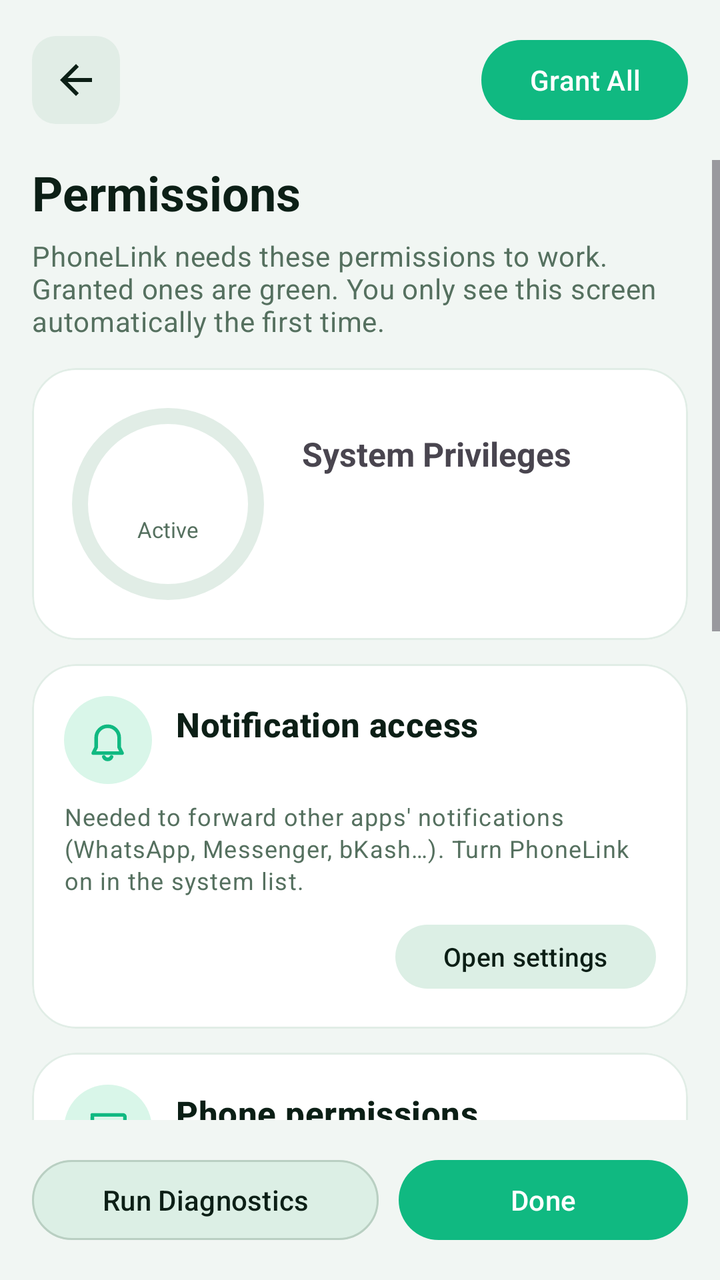
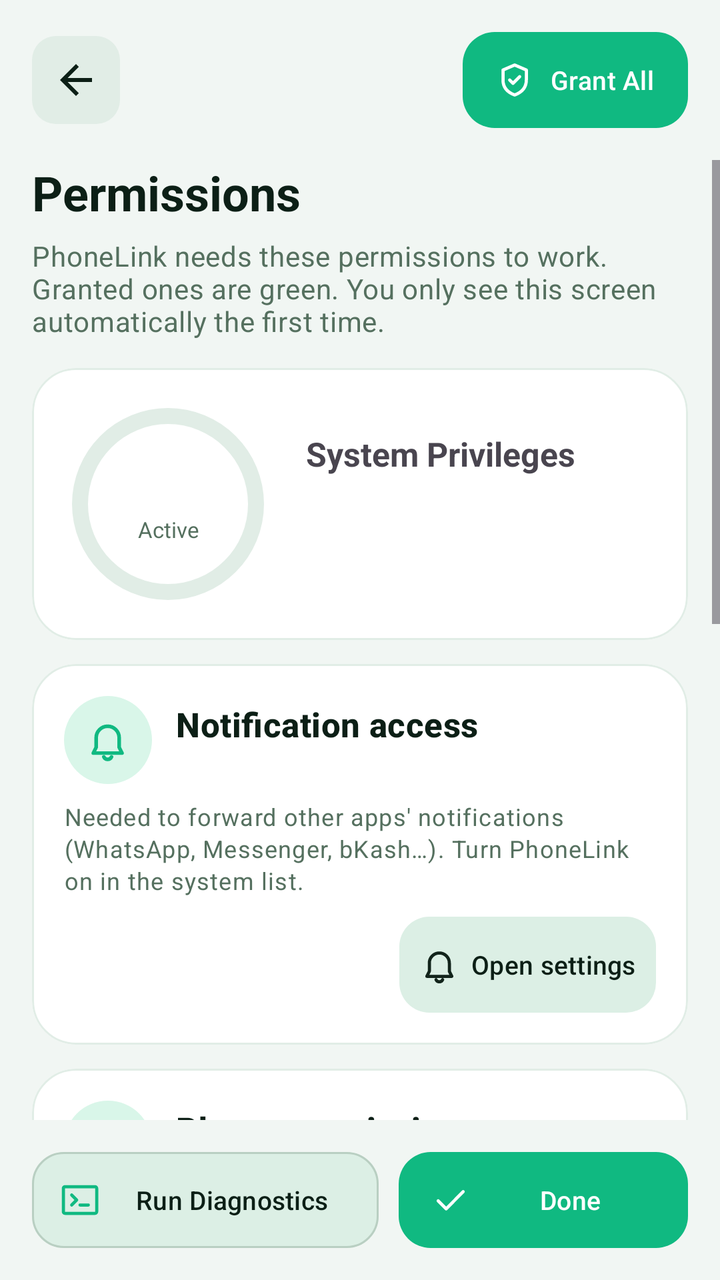

An Android layout rendered at two revisions. The XML below is the earlier revision; the diff shows what the commit changed to produce the second picture.
<!-- AndroidManifest.xml: application theme Theme.PhoneLink -->
<!-- res/layout/activity_permissions.xml -->
<?xml version="1.0" encoding="utf-8"?>
<LinearLayout xmlns:android="http://schemas.android.com/apk/res/android"
    xmlns:app="http://schemas.android.com/apk/res-auto"
    android:layout_width="match_parent"
    android:layout_height="match_parent"
    android:orientation="vertical">

    <LinearLayout
        android:layout_width="match_parent"
        android:layout_height="wrap_content"
        android:gravity="center_vertical"
        android:orientation="horizontal"
        android:padding="16dp">

        <ImageButton
            android:id="@+id/btnPermBack"
            android:layout_width="44dp"
            android:layout_height="44dp"
            android:background="@drawable/bg_back_chip"
            android:contentDescription="@string/btn_back"
            android:padding="10dp"
            android:src="@drawable/ic_arrow_back"
            android:tint="?attr/colorOnSurface" />

        <View
            android:layout_width="0dp"
            android:layout_height="1dp"
            android:layout_weight="1" />

        <com.google.android.material.button.MaterialButton
            android:id="@+id/btnPermissions"
            style="@style/PL.BtnPill"
            android:layout_width="wrap_content"
            android:layout_height="wrap_content"
            android:text="@string/btn_grant_all" />
    </LinearLayout>

    <ScrollView
        android:layout_width="match_parent"
        android:layout_height="0dp"
        android:layout_weight="1">

        <LinearLayout
            android:layout_width="match_parent"
            android:layout_height="wrap_content"
            android:orientation="vertical"
            android:paddingStart="16dp"
            android:paddingEnd="16dp"
            android:paddingBottom="16dp">

            <TextView
                style="@style/PL.H1"
                android:text="@string/perm_title"
                android:textSize="24sp" />

            <TextView
                android:layout_width="match_parent"
                android:layout_height="wrap_content"
                android:layout_marginTop="6dp"
                android:layout_marginBottom="14dp"
                android:text="@string/perm_intro"
                android:textAppearance="@style/TextAppearance.Material3.BodyMedium"
                android:textColor="?attr/colorOnSurfaceVariant" />

            
            <com.google.android.material.card.MaterialCardView
                android:layout_width="match_parent"
                android:layout_height="wrap_content"
                android:layout_marginBottom="12dp">

                <LinearLayout
                    android:layout_width="match_parent"
                    android:layout_height="wrap_content"
                    android:gravity="center_vertical"
                    android:orientation="horizontal"
                    android:padding="16dp">

                    <FrameLayout
                        android:layout_width="104dp"
                        android:layout_height="104dp">

                        <ProgressBar
                            android:id="@+id/pbPermGauge"
                            style="?android:attr/progressBarStyleHorizontal"
                            android:layout_width="104dp"
                            android:layout_height="104dp"
                            android:max="100"
                            android:progressDrawable="@drawable/bg_gauge_ring" />

                        <LinearLayout
                            android:layout_width="match_parent"
                            android:layout_height="match_parent"
                            android:gravity="center"
                            android:orientation="vertical">

                            <TextView
                                android:id="@+id/tvPermGauge"
                                android:layout_width="wrap_content"
                                android:layout_height="wrap_content"
                                android:textSize="19sp"
                                android:textStyle="bold" />

                            <TextView
                                android:id="@+id/tvPermGaugeActive"
                                android:layout_width="wrap_content"
                                android:layout_height="wrap_content"
                                android:text="@string/perm_gauge_active"
                                android:textColor="?attr/colorOnSurfaceVariant"
                                android:textSize="11sp" />
                        </LinearLayout>
                    </FrameLayout>

                    <LinearLayout
                        android:layout_width="0dp"
                        android:layout_height="wrap_content"
                        android:layout_marginStart="15dp"
                        android:layout_weight="1"
                        android:orientation="vertical">

                        <TextView
                            android:layout_width="match_parent"
                            android:layout_height="wrap_content"
                            android:text="@string/perm_privileges"
                            android:textSize="16.5sp"
                            android:textStyle="bold" />

                        <TextView
                            android:id="@+id/tvPermGaugeSub"
                            style="@style/PL.BodySmall"
                            android:layout_marginTop="4dp" />

                        <TextView
                            android:id="@+id/tvPermGaugeMark"
                            android:layout_width="wrap_content"
                            android:layout_height="wrap_content"
                            android:layout_marginTop="8dp"
                            android:textSize="16sp"
                            android:textStyle="bold" />
                    </LinearLayout>
                </LinearLayout>
            </com.google.android.material.card.MaterialCardView>

            
            <com.google.android.material.card.MaterialCardView
                android:layout_width="match_parent"
                android:layout_height="wrap_content"
                android:layout_marginBottom="12dp">

                <LinearLayout
                    android:layout_width="match_parent"
                    android:layout_height="wrap_content"
                    android:orientation="vertical"
                    android:padding="16dp">

                    <LinearLayout
                        android:layout_width="match_parent"
                        android:layout_height="wrap_content"
                        android:gravity="center_vertical"
                        android:orientation="horizontal">

                        <FrameLayout
                            android:layout_width="44dp"
                            android:layout_height="44dp"
                            android:background="@drawable/bg_icon_circle">

                            <ImageView
                                android:layout_width="23dp"
                                android:layout_height="23dp"
                                android:layout_gravity="center"
                                android:contentDescription="@null"
                                android:src="@drawable/ic_bell" />
                        </FrameLayout>

                        <TextView
                            style="@style/PL.CardTitle"
                            android:layout_width="0dp"
                            android:layout_marginStart="12dp"
                            android:layout_weight="1"
                            android:text="@string/perm_notif_title" />
                    </LinearLayout>

                    <TextView
                        style="@style/PL.BodySmall"
                        android:layout_marginTop="8dp"
                        android:text="@string/perm_notif_desc" />

                    <LinearLayout
                        android:layout_width="match_parent"
                        android:layout_height="wrap_content"
                        android:layout_marginTop="10dp"
                        android:gravity="center_vertical"
                        android:orientation="horizontal">

                        <TextView
                            android:id="@+id/tvPermNotifState"
                            style="@style/PL.StatusValue" />

                        <View
                            android:layout_width="0dp"
                            android:layout_height="1dp"
                            android:layout_weight="1" />

                        <com.google.android.material.button.MaterialButton
                            android:id="@+id/btnNotifAccess"
                            style="@style/PL.BtnChip"
                            android:layout_width="wrap_content"
                            android:layout_height="wrap_content"
                            android:text="@string/btn_open_settings" />
                    </LinearLayout>
                </LinearLayout>
            </com.google.android.material.card.MaterialCardView>

            
            <com.google.android.material.card.MaterialCardView
                android:layout_width="match_parent"
                android:layout_height="wrap_content"
                android:layout_marginBottom="12dp">

                <LinearLayout
                    android:layout_width="match_parent"
                    android:layout_height="wrap_content"
                    android:orientation="vertical"
                    android:padding="16dp">

                    <LinearLayout
                        android:layout_width="match_parent"
                        android:layout_height="wrap_content"
                        android:gravity="center_vertical"
                        android:orientation="horizontal">

                        <FrameLayout
                            android:layout_width="44dp"
                            android:layout_height="44dp"
                            android:background="@drawable/bg_icon_circle">

                            <ImageView
                                android:layout_width="23dp"
                                android:layout_height="23dp"
                                android:layout_gravity="center"
                                android:contentDescription="@null"
                                android:src="@drawable/ic_msg" />
                        </FrameLayout>

                        <TextView
                            style="@style/PL.CardTitle"
                            android:layout_width="0dp"
                            android:layout_marginStart="12dp"
                            android:layout_weight="1"
                            android:text="@string/perm_runtime_title" />
                    </LinearLayout>

                    <TextView
                        style="@style/PL.BodySmall"
                        android:layout_marginTop="8dp"
                        android:text="@string/perm_runtime_desc" />

                    <TextView
                        android:id="@+id/tvPermRuntimeLines"
                        android:layout_width="match_parent"
                        android:layout_height="wrap_content"
                        android:layout_marginTop="10dp"
                        android:lineSpacingMultiplier="1.3"
                        android:textAppearance="@style/TextAppearance.Material3.BodyMedium" />
                </LinearLayout>
            </com.google.android.material.card.MaterialCardView>

            
            <com.google.android.material.card.MaterialCardView
                android:layout_width="match_parent"
                android:layout_height="wrap_content"
                android:layout_marginBottom="12dp">

                <LinearLayout
                    android:layout_width="match_parent"
                    android:layout_height="wrap_content"
                    android:orientation="vertical"
                    android:padding="16dp">

                    <LinearLayout
                        android:layout_width="match_parent"
                        android:layout_height="wrap_content"
                        android:gravity="center_vertical"
                        android:orientation="horizontal">

                        <FrameLayout
                            android:layout_width="44dp"
                            android:layout_height="44dp"
                            android:background="@drawable/bg_icon_circle">

                            <ImageView
                                android:layout_width="23dp"
                                android:layout_height="23dp"
                                android:layout_gravity="center"
                                android:contentDescription="@null"
                                android:src="@drawable/ic_batt" />
                        </FrameLayout>

                        <TextView
                            style="@style/PL.CardTitle"
                            android:layout_width="0dp"
                            android:layout_marginStart="12dp"
                            android:layout_weight="1"
                            android:text="@string/perm_battery_title" />
                    </LinearLayout>

                    <TextView
                        style="@style/PL.BodySmall"
                        android:layout_marginTop="8dp"
                        android:text="@string/perm_battery_desc" />

                    <LinearLayout
                        android:layout_width="match_parent"
                        android:layout_height="wrap_content"
                        android:layout_marginTop="10dp"
                        android:gravity="center_vertical"
                        android:orientation="horizontal">

                        <TextView
                            android:id="@+id/tvPermBatteryState"
                            style="@style/PL.StatusValue" />

                        <View
                            android:layout_width="0dp"
                            android:layout_height="1dp"
                            android:layout_weight="1" />

                        <com.google.android.material.button.MaterialButton
                            android:id="@+id/btnBatteryOpt"
                            style="@style/PL.BtnChip"
                            android:layout_width="wrap_content"
                            android:layout_height="wrap_content"
                            android:text="@string/btn_open_settings" />
                    </LinearLayout>
                </LinearLayout>
            </com.google.android.material.card.MaterialCardView>

            
            <com.google.android.material.card.MaterialCardView
                android:layout_width="match_parent"
                android:layout_height="wrap_content"
                android:layout_marginBottom="12dp">

                <LinearLayout
                    android:layout_width="match_parent"
                    android:layout_height="wrap_content"
                    android:gravity="center_vertical"
                    android:orientation="horizontal"
                    android:padding="16dp">

                    <FrameLayout
                        android:layout_width="44dp"
                        android:layout_height="44dp"
                        android:background="@drawable/bg_icon_circle">

                        <ImageView
                            android:layout_width="23dp"
                            android:layout_height="23dp"
                            android:layout_gravity="center"
                            android:contentDescription="@null"
                            android:src="@drawable/ic_term" />
                    </FrameLayout>

                    <LinearLayout
                        android:layout_width="0dp"
                        android:layout_height="wrap_content"
                        android:layout_marginStart="12dp"
                        android:layout_weight="1"
                        android:orientation="vertical">

                        <TextView
                            android:layout_width="match_parent"
                            android:layout_height="wrap_content"
                            android:text="@string/perm_shizuku_title"
                            android:textSize="15sp"
                            android:textStyle="bold" />

                        <TextView
                            style="@style/PL.BodySmall"
                            android:layout_marginTop="2dp"
                            android:text="@string/perm_shizuku_desc" />
                    </LinearLayout>

                    <TextView
                        android:id="@+id/tvPermShizukuState"
                        style="@style/PL.Badge" />
                </LinearLayout>
            </com.google.android.material.card.MaterialCardView>

            
            <com.google.android.material.card.MaterialCardView
                android:layout_width="match_parent"
                android:layout_height="wrap_content">

                <TextView
                    style="@style/PL.BodySmall"
                    android:padding="16dp"
                    android:text="@string/perm_note" />
            </com.google.android.material.card.MaterialCardView>
        </LinearLayout>
    </ScrollView>

    <LinearLayout
        android:layout_width="match_parent"
        android:layout_height="wrap_content"
        android:orientation="horizontal"
        android:padding="16dp">

        <com.google.android.material.button.MaterialButton
            android:id="@+id/btnPermDiag"
            style="@style/PL.BtnGhost"
            android:layout_width="0dp"
            android:layout_height="wrap_content"
            android:layout_marginEnd="5dp"
            android:layout_weight="1.2"
            android:text="@string/perm_diag" />

        <com.google.android.material.button.MaterialButton
            android:id="@+id/btnPermDone"
            style="@style/PL.BtnPill"
            android:layout_width="0dp"
            android:layout_height="wrap_content"
            android:layout_marginStart="5dp"
            android:layout_weight="1"
            android:text="@string/btn_done" />
    </LinearLayout>
</LinearLayout>
<!-- resources referenced by this layout -->
<resources>
  <style name="PL.BtnChip" parent="Widget.Material3.Button.TonalButton">
          <item name="cornerRadius">20dp</item>
          <item name="backgroundTint">@color/md_btnFill</item>
          <item name="android:textColor">?attr/colorOnSurface</item>
          <item name="android:minHeight">40dp</item>
          <item name="android:textSize">13sp</item>
      </style>
  <style name="PL.BtnGhost" parent="Widget.Material3.Button.OutlinedButton">
          <item name="cornerRadius">100dp</item>
          <item name="backgroundTint">@color/md_btnFill</item>
          <item name="strokeColor">?attr/colorOutline</item>
          <item name="android:textColor">?attr/colorOnSurface</item>
      </style>
  <style name="PL.BtnPill" parent="Widget.Material3.Button">
          <item name="cornerRadius">100dp</item>
      </style>
  <style name="PL.BtnFilled" parent="Widget.Material3.Button">
          <item name="cornerRadius">14dp</item>
      </style>
  <style name="PL.BtnOutlined" parent="Widget.Material3.Button.OutlinedButton">
          <item name="cornerRadius">14dp</item>
      </style>
  <!-- unchanged entries left out for length: 56 -->
</resources>

<!-- the commit's change to res/layout/activity_permissions.xml (unified diff, before → after) -->
@@ -32,7 +32,8 @@
             style="@style/PL.BtnPill"
             android:layout_width="wrap_content"
             android:layout_height="wrap_content"
-            android:text="@string/btn_grant_all" />
+            android:text="@string/btn_grant_all"
+            app:icon="@drawable/ic_shield_check" />
     </LinearLayout>
 
     <ScrollView
@@ -75,9 +76,11 @@
                     android:orientation="horizontal"
                     android:padding="16dp">
 
+                    
                     <FrameLayout
                         android:layout_width="104dp"
-                        android:layout_height="104dp">
+                        android:layout_height="104dp"
+                        android:layout_marginEnd="2dp">
 
                         <ProgressBar
                             android:id="@+id/pbPermGauge"
@@ -91,19 +94,29 @@
                             android:layout_width="match_parent"
                             android:layout_height="match_parent"
                             android:gravity="center"
-                            android:orientation="vertical">
+                            android:orientation="vertical"
+                            android:paddingStart="13dp"
+                            android:paddingEnd="13dp">
 
                             <TextView
                                 android:id="@+id/tvPermGauge"
-                                android:layout_width="wrap_content"
+                                android:layout_width="match_parent"
                                 android:layout_height="wrap_content"
+                                android:autoSizeMaxTextSize="19sp"
+                                android:autoSizeMinTextSize="10sp"
+                                android:autoSizeStepGranularity="1sp"
+                                android:autoSizeTextType="uniform"
+                                android:gravity="center"
+                                android:maxLines="1"
                                 android:textSize="19sp"
                                 android:textStyle="bold" />
 
                             <TextView
                                 android:id="@+id/tvPermGaugeActive"
-                                android:layout_width="wrap_content"
+                                android:layout_width="match_parent"
                                 android:layout_height="wrap_content"
+                                android:gravity="center"
+                                android:maxLines="1"
                                 android:text="@string/perm_gauge_active"
                                 android:textColor="?attr/colorOnSurfaceVariant"
                                 android:textSize="11sp" />
@@ -205,7 +218,8 @@
                             style="@style/PL.BtnChip"
                             android:layout_width="wrap_content"
                             android:layout_height="wrap_content"
-                            android:text="@string/btn_open_settings" />
+                            android:text="@string/btn_open_settings"
+                            app:icon="@drawable/ic_bell" />
                     </LinearLayout>
                 </LinearLayout>
             </com.google.android.material.card.MaterialCardView>
@@ -329,7 +343,8 @@
                             style="@style/PL.BtnChip"
                             android:layout_width="wrap_content"
                             android:layout_height="wrap_content"
-                            android:text="@string/btn_open_settings" />
+                            android:text="@string/btn_open_settings"
+                            app:icon="@drawable/ic_batt" />
                     </LinearLayout>
                 </LinearLayout>
             </com.google.android.material.card.MaterialCardView>
@@ -412,7 +427,8 @@
             android:layout_height="wrap_content"
             android:layout_marginEnd="5dp"
             android:layout_weight="1.2"
-            android:text="@string/perm_diag" />
+            android:text="@string/perm_diag"
+            app:icon="@drawable/ic_term" />
 
         <com.google.android.material.button.MaterialButton
             android:id="@+id/btnPermDone"
@@ -421,6 +437,7 @@
             android:layout_height="wrap_content"
             android:layout_marginStart="5dp"
             android:layout_weight="1"
-            android:text="@string/btn_done" />
+            android:text="@string/btn_done"
+            app:icon="@drawable/ic_check" />
     </LinearLayout>
 </LinearLayout>
<!-- resource entries referenced after the edit -->
@@ -1,26 +1,112 @@
 <!-- resources referenced by this layout -->
 <resources>
+  <!-- drawable ic_check (drawable) -->
+  <?xml version="1.0" encoding="utf-8"?>
+  <vector xmlns:android="http://schemas.android.com/apk/res/android"
+      android:width="24dp" android:height="24dp"
+      android:viewportWidth="24" android:viewportHeight="24">
+      <path android:pathData="M4.5,12.5l4.8,4.8L19.5,7"
+          android:fillColor="@android:color/transparent"
+          android:strokeColor="@color/pl_mint"
+          android:strokeWidth="1.9"
+          android:strokeLineCap="round"
+          android:strokeLineJoin="round" />
+  </vector>
+  <!-- drawable ic_shield_check (drawable) -->
+  <?xml version="1.0" encoding="utf-8"?>
+  <vector xmlns:android="http://schemas.android.com/apk/res/android"
+      android:width="24dp" android:height="24dp"
+      android:viewportWidth="24" android:viewportHeight="24">
+      <path android:pathData="M12,3l7,3v6c0,4.5 -3,7.5 -7,9 -4,-1.5 -7,-4.5 -7,-9V6l7,-3z"
+          android:fillColor="@android:color/transparent"
+          android:strokeColor="@color/pl_mint"
+          android:strokeWidth="1.9"
+          android:strokeLineCap="round"
+          android:strokeLineJoin="round" />
+      <path android:pathData="M9,12l2,2 4,-4"
+          android:fillColor="@android:color/transparent"
+          android:strokeColor="@color/pl_mint"
+          android:strokeWidth="1.9"
+          android:strokeLineCap="round"
+          android:strokeLineJoin="round" />
+  </vector>
   <style name="PL.BtnChip" parent="Widget.Material3.Button.TonalButton">
-          <item name="cornerRadius">20dp</item>
+          <item name="cornerRadius">15dp</item>
           <item name="backgroundTint">@color/md_btnFill</item>
           <item name="android:textColor">?attr/colorOnSurface</item>
-          <item name="android:minHeight">40dp</item>
+          <item name="android:minHeight">48dp</item>
+          <item name="android:insetTop">0dp</item>
+          <item name="android:insetBottom">0dp</item>
+          <item name="android:paddingStart">10dp</item>
+          <item name="android:paddingEnd">10dp</item>
           <item name="android:textSize">13sp</item>
+          <item name="android:maxLines">2</item>
+          <item name="android:ellipsize">end</item>
+          <item name="autoSizeTextType">uniform</item>
+          <item name="autoSizeMinTextSize">11sp</item>
+          <item name="autoSizeMaxTextSize">13sp</item>
+          <item name="autoSizeStepGranularity">1sp</item>
+          <item name="iconSize">20dp</item>
+          <item name="iconPadding">6dp</item>
       </style>
   <style name="PL.BtnGhost" parent="Widget.Material3.Button.OutlinedButton">
-          <item name="cornerRadius">100dp</item>
+          <item name="cornerRadius">16dp</item>
           <item name="backgroundTint">@color/md_btnFill</item>
           <item name="strokeColor">?attr/colorOutline</item>
           <item name="android:textColor">?attr/colorOnSurface</item>
+          <item name="android:minHeight">48dp</item>
+          <item name="android:insetTop">0dp</item>
+          <item name="android:insetBottom">0dp</item>
+          <item name="android:paddingStart">14dp</item>
+          <item name="android:paddingEnd">14dp</item>
+          <item name="android:textSize">13.5sp</item>
+          <item name="android:maxLines">2</item>
+          <item name="android:ellipsize">end</item>
+          <item name="autoSizeTextType">uniform</item>
+          <item name="autoSizeMinTextSize">11sp</item>
+          <item name="autoSizeMaxTextSize">13.5sp</item>
+          <item name="autoSizeStepGranularity">1sp</item>
+          <item name="iconSize">20dp</item>
+          <item name="iconPadding">7dp</item>
       </style>
   <style name="PL.BtnPill" parent="Widget.Material3.Button">
-          <item name="cornerRadius">100dp</item>
+          <item name="cornerRadius">16dp</item>
+          <item name="android:minHeight">48dp</item>
+          <item name="android:insetTop">0dp</item>
+          <item name="android:insetBottom">0dp</item>
+          <item name="android:paddingStart">16dp</item>
+          <item name="android:paddingEnd">16dp</item>
+          <item name="android:textSize">13.5sp</item>
+          <item name="android:maxLines">2</item>
+          <item name="android:ellipsize">end</item>
+          <item name="autoSizeTextType">uniform</item>
+          <item name="autoSizeMinTextSize">11sp</item>
+          <item name="autoSizeMaxTextSize">13.5sp</item>
+          <item name="autoSizeStepGranularity">1sp</item>
+          <item name="iconSize">20dp</item>
+          <item name="iconPadding">7dp</item>
       </style>
   <style name="PL.BtnFilled" parent="Widget.Material3.Button">
-          <item name="cornerRadius">14dp</item>
+          <item name="cornerRadius">15dp</item>
+          <item name="android:minHeight">48dp</item>
+          <item name="android:insetTop">0dp</item>
+          <item name="android:insetBottom">0dp</item>
+          <item name="android:paddingStart">16dp</item>
+          <item name="android:paddingEnd">16dp</item>
+          <item name="android:textSize">13.5sp</item>
+          <item name="android:maxLines">1</item>
+          <item name="android:ellipsize">end</item>
+          <item name="iconSize">20dp</item>
+          <item name="iconPadding">7dp</item>
       </style>
   <style name="PL.BtnOutlined" parent="Widget.Material3.Button.OutlinedButton">
-          <item name="cornerRadius">14dp</item>
+          <item name="cornerRadius">15dp</item>
+          <item name="android:minHeight">48dp</item>
+          <item name="android:insetTop">0dp</item>
+          <item name="android:insetBottom">0dp</item>
+          <item name="android:textSize">13.5sp</item>
+          <item name="android:maxLines">1</item>
+          <item name="android:ellipsize">end</item>
       </style>
   <!-- unchanged entries left out for length: 56 -->
 </resources>
